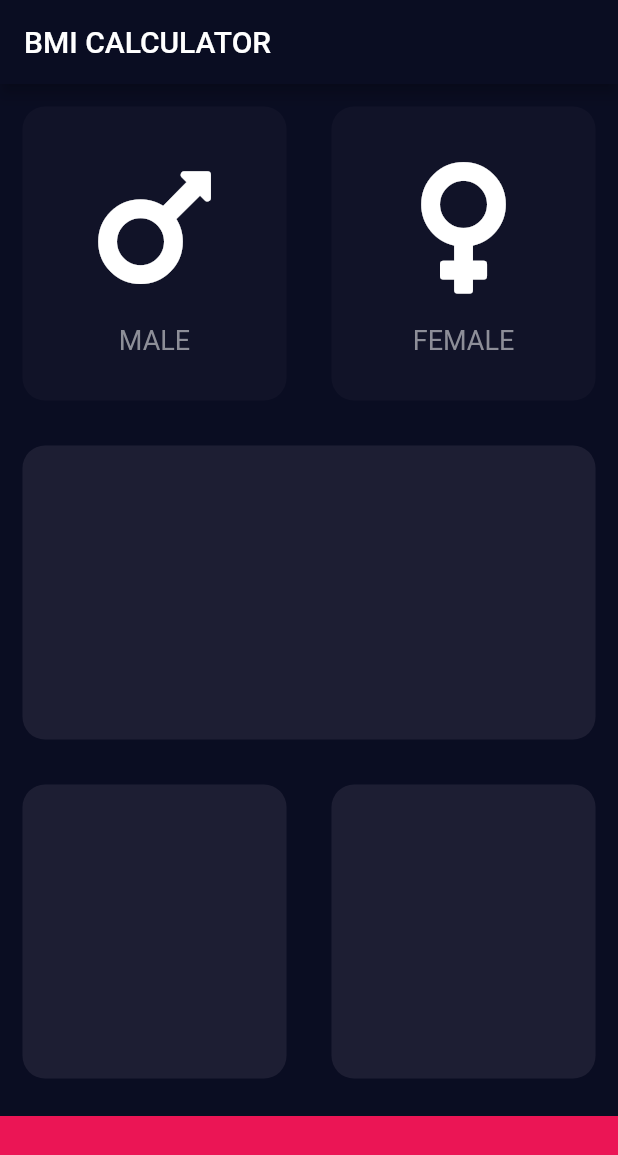
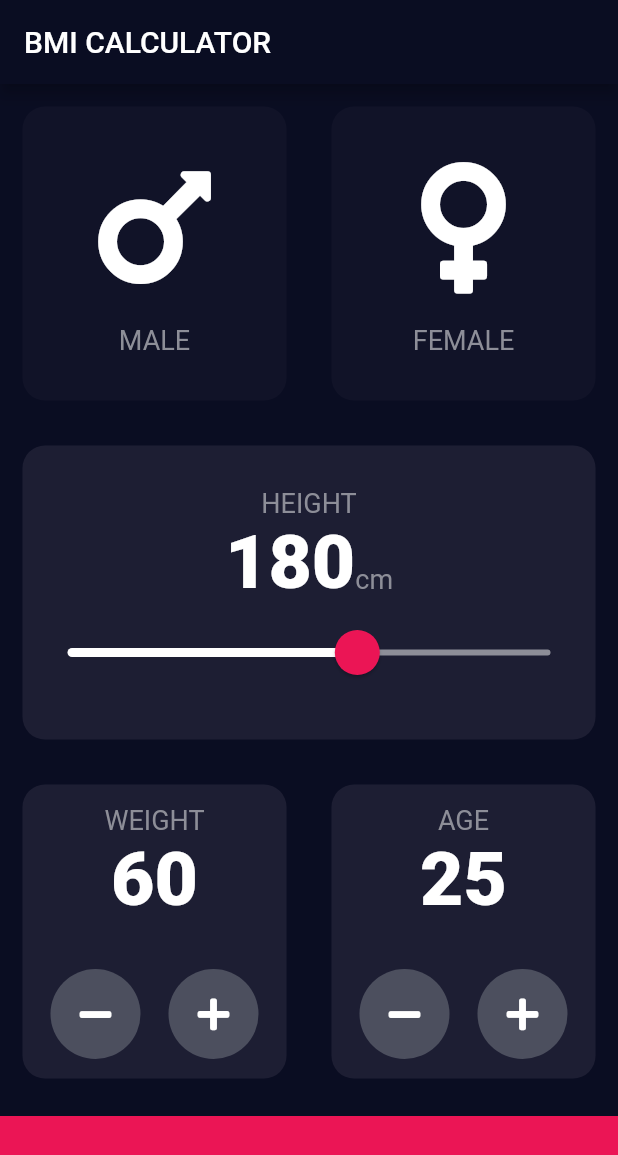
Before and after one commit to carlstep/ab_bmi_calc, a Flutter app: the screen it shows after launch, on a phone screen of 412 x 824 dp. Shown: the top 1155 px of the screen. Run offline on Flutter 3.47's test engine with Material 2 defaults, Android fonts, the phone set to English and light mode, and no system bars; our stand-ins replace font_awesome_flutter.

Commit message:
add interaction for app

```diff
--- a/lib/card_content.dart
+++ b/lib/card_content.dart
@@ -1,9 +1,6 @@
 import 'package:flutter/material.dart';
+import 'constants.dart';
 
-const labelTextStyle = TextStyle(
-  fontSize: 18.0,
-  color: Color(0xFF8D8E98),
-);
 
 class CardContent extends StatelessWidget {
   const CardContent({this.icon, this.label});
@@ -23,7 +20,7 @@ class CardContent extends StatelessWidget {
         SizedBox(
           height: 15.0,
         ),
-        Text(label, style: labelTextStyle),
+        Text(label, style: kLabelTextStyle),
       ],
     );
   }
--- /dev/null
+++ b/lib/constants.dart
@@ -0,0 +1,16 @@
+import 'package:flutter/material.dart';
+
+const kLabelTextStyle = TextStyle(
+  fontSize: 18.0,
+  color: Color(0xFF8D8E98),
+);
+
+const kNumberTextStyle = TextStyle(
+  fontSize: 50.0,
+  fontWeight: FontWeight.w900,
+);
+
+const kBottomContainerHeight = 80.0;
+const kBottomContainerColor = Color(0xFFEB1555);
+const kInactiveCardColor = Color(0xFF111328);
+const kActiveCardColor = Color(0xFF1D1E33);
--- a/lib/input_page.dart
+++ b/lib/input_page.dart
@@ -2,11 +2,7 @@ import 'package:flutter/material.dart';
 import 'package:font_awesome_flutter/font_awesome_flutter.dart';
 import 'card_content.dart';
 import 'reusable_card.dart';
-
-const bottomContainerHeight = 80.0;
-const bottomContainerColor = Color(0xFFEB1555);
-const inactiveCardColor = Color(0xFF111328);
-const activeCardColor = Color(0xFF1D1E33);
+import 'constants.dart';
 
 enum GenderStatus {
   male,
@@ -20,6 +16,9 @@ class InputPage extends StatefulWidget {
 
 class _InputPageState extends State<InputPage> {
   GenderStatus selectedGender;
+  int height = 180;
+  int weight = 60;
+  int age = 25;
 
   @override
   Widget build(BuildContext context) {
@@ -28,6 +27,7 @@ class _InputPageState extends State<InputPage> {
         title: Text('BMI CALCULATOR'),
       ),
       body: Column(
+        crossAxisAlignment: CrossAxisAlignment.stretch,
         children: [
           Expanded(
             child: Row(
@@ -45,8 +45,8 @@ class _InputPageState extends State<InputPage> {
                       label: 'MALE',
                     ),
                     colour: selectedGender == GenderStatus.male
-                        ? activeCardColor
-                        : inactiveCardColor,
+                        ? kActiveCardColor
+                        : kInactiveCardColor,
                   ),
                 ),
                 Expanded(
@@ -62,11 +62,62 @@ class _InputPageState extends State<InputPage> {
                       label: 'FEMALE',
                     ),
                     colour: selectedGender == GenderStatus.female
-                        ? activeCardColor
-                        : inactiveCardColor,
+                        ? kActiveCardColor
+                        : kInactiveCardColor,
                   ),
                 ),
               ],
+            ),
+          ),
+          Expanded(
+            child: ReusableCard(
+              cardChild: Column(
+                mainAxisAlignment: MainAxisAlignment.center,
+                children: <Widget>[
+                  Text(
+                    'HEIGHT',
+                    style: kLabelTextStyle,
+                  ),
+                  Row(
+                    mainAxisAlignment: MainAxisAlignment.center,
+                    crossAxisAlignment: CrossAxisAlignment.baseline,
+                    textBaseline: TextBaseline.alphabetic,
+                    children: <Widget>[
+                      Text(
+                        height.toString(),
+                        style: kNumberTextStyle,
+                      ),
+                      Text(
+                        'cm',
+                        style: kLabelTextStyle,
+                      ),
+                    ],
+                  ),
+                  SliderTheme(
+                    data: SliderTheme.of(context).copyWith(
+                      inactiveTrackColor: Color(0xFF8D8E98),
+                      activeTrackColor: Colors.white,
+                      thumbColor: Color(0xFFEB1555),
+                      overlayColor: Color(0x40EB1555),
+                      thumbShape:
+                          RoundSliderThumbShape(enabledThumbRadius: 15.0),
+                      overlayShape:
+                          RoundSliderOverlayShape(overlayRadius: 30.0),
+                    ),
+                    child: Slider(
+                      value: height.toDouble(),
+                      min: 120.0,
+                      max: 220.0,
+                      onChanged: (double newValue) {
+                        setState(() {
+                          height = newValue.round();
+                        });
+                      },
+                    ),
+                  ),
+                ],
+              ),
+              colour: kActiveCardColor,
             ),
           ),
           Expanded(
@@ -74,36 +125,120 @@ class _InputPageState extends State<InputPage> {
               children: [
                 Expanded(
                   child: ReusableCard(
-                    colour: activeCardColor,
-                  ),
-                ),
-              ],
-            ),
-          ),
-          Expanded(
-            child: Row(
-              children: [
-                Expanded(
-                  child: ReusableCard(
-                    colour: activeCardColor,
+                    cardChild: Column(
+                      mainAxisAlignment: MainAxisAlignment.center,
+                      children: <Widget>[
+                        Text(
+                          'WEIGHT',
+                          style: kLabelTextStyle,
+                        ),
+                        Text(
+                          weight.toString(),
+                          style: kNumberTextStyle,
+                        ),
+                        SizedBox(
+                          height: 30.0,
+                        ),
+                        Row(
+                          mainAxisAlignment: MainAxisAlignment.spaceEvenly,
+                          children: <Widget>[
+                            RoundIconButton(
+                              icon: FontAwesomeIcons.minus,
+                              onPressed: () {
+                                setState(() {
+                                  weight--;
+                                });
+                              },
+                            ),
+                            RoundIconButton(
+                              icon: FontAwesomeIcons.plus,
+                              onPressed: () {
+                                setState(() {
+                                  weight++;
+                                });
+                              },
+                            ),
+                          ],
+                        )
+                      ],
+                    ),
+                    colour: kActiveCardColor,
                   ),
                 ),
                 Expanded(
                   child: ReusableCard(
-                    colour: activeCardColor,
+                    cardChild: Column(
+                      mainAxisAlignment: MainAxisAlignment.center,
+                      children: [
+                        Text(
+                          'AGE',
+                          style: kLabelTextStyle,
+                        ),
+                        Text(
+                          age.toString(),
+                          style: kNumberTextStyle,
+                        ),
+                        SizedBox(
+                          height: 30.0,
+                        ),
+                        Row(
+                          mainAxisAlignment: MainAxisAlignment.spaceEvenly,
+                          children: <Widget>[
+                            RoundIconButton(
+                              icon: FontAwesomeIcons.minus,
+                              onPressed: () {
+                                setState(() {
+                                  age--;
+                                });
+                              },
+                            ),
+                            RoundIconButton(
+                                icon: FontAwesomeIcons.plus,
+                                onPressed: () {
+                                  setState(() {
+                                    age++;
+                                  });
+                                })
+                          ],
+                        )
+                      ],
+                    ),
+                    colour: kActiveCardColor,
                   ),
                 ),
               ],
             ),
           ),
           Container(
-            color: bottomContainerColor,
+            color: kBottomContainerColor,
             margin: EdgeInsets.only(top: 10.0),
             width: double.infinity,
-            height: bottomContainerHeight,
+            height: kBottomContainerHeight,
           )
         ],
       ),
     );
   }
 }
+
+class RoundIconButton extends StatelessWidget {
+  RoundIconButton({@required this.icon, @required this.onPressed});
+
+  final IconData icon;
+  final Function onPressed;
+
+  @override
+  Widget build(BuildContext context) {
+    return TextButton(
+      child: Icon(icon),
+      style: TextButton.styleFrom(
+        minimumSize: Size.fromRadius(30.0),
+        backgroundColor: Color(0xFF4C4F5E),
+        shape: CircleBorder(),
+        primary: Colors.white,
+        elevation: 0.0,
+      ),
+      onPressed: onPressed,
+    );
+  }
+}
```
